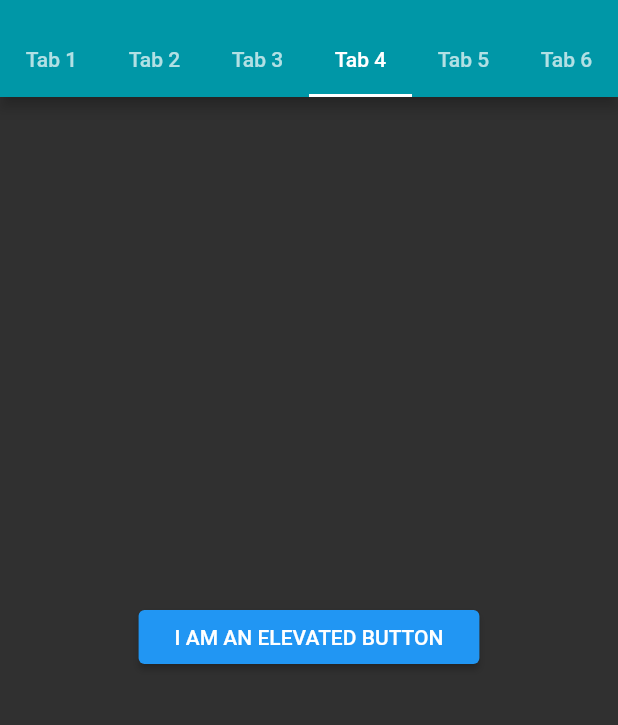
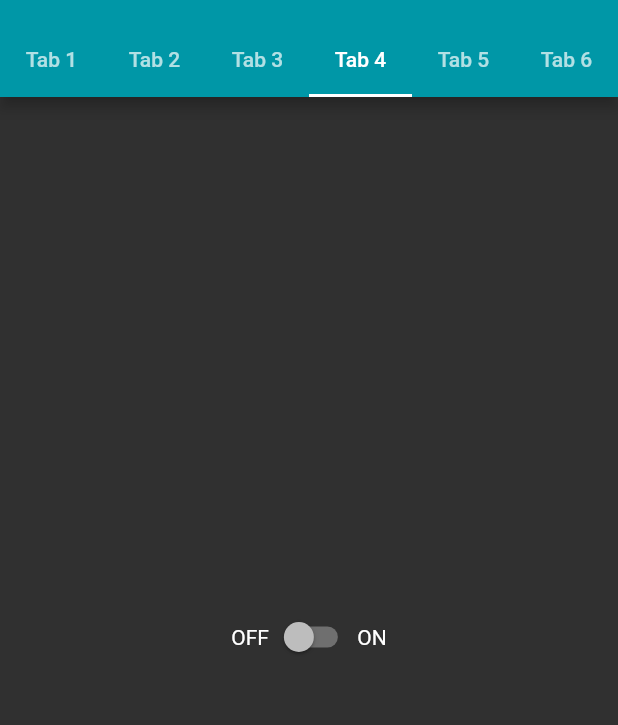
Before and after one commit to justEhmadSaeed/TabBar-Flutter, a Flutter app: the Screen2 screen opened by its route, tab 4 chosen, on a phone screen of 412 x 824 dp, the part 59-784 px from its top. Run offline on Flutter 3.47's test engine with Material 2 defaults, Android fonts, the phone set to English and light mode, and no system bars.

Commit message:
📦 NEW: ADD Switch Toggle Button

```diff
--- a/lib/Screen2.dart
+++ b/lib/Screen2.dart
@@ -4,6 +4,7 @@ import 'package:tabbar_flutter/DatePicker.dart';
 import 'package:tabbar_flutter/DrawerHeader.dart';
 import 'package:tabbar_flutter/HomePage.dart';
 import 'package:tabbar_flutter/RadioList.dart';
+import 'package:tabbar_flutter/SwitchButton.dart';
 import 'package:tabbar_flutter/constants.dart';
 
 class Screen2 extends StatefulWidget {
@@ -96,15 +97,7 @@ class _Screen2State extends State<Screen2> with SingleTickerProviderStateMixin {
           ),
           Center(child: DatePicker()),
           Center(child: RadioList()),
-          Center(
-            child: ElevatedButton(
-              onPressed: () {},
-              child: Padding(
-                padding: const EdgeInsets.all(8.0),
-                child: Text('I AM AN ELEVATED BUTTON'),
-              ),
-            ),
-          ),
+          Center(child: SwitchButton()),
           Center(
             child: ElevatedButton(
               onPressed: () {},
--- /dev/null
+++ b/lib/SwitchButton.dart
@@ -0,0 +1,28 @@
+import 'package:flutter/material.dart';
+
+class SwitchButton extends StatefulWidget {
+  @override
+  _SwitchButtonState createState() => _SwitchButtonState();
+}
+
+class _SwitchButtonState extends State<SwitchButton> {
+  bool isSwitched = false;
+  @override
+  Widget build(BuildContext context) {
+    return Row(
+      mainAxisAlignment: MainAxisAlignment.center,
+      children: [
+        Text('OFF'),
+        Switch(
+          value: isSwitched,
+          onChanged: (value) {
+            setState(() {
+              isSwitched = value;
+            });
+          },
+        ),
+        Text('ON'),
+      ],
+    );
+  }
+}
```
